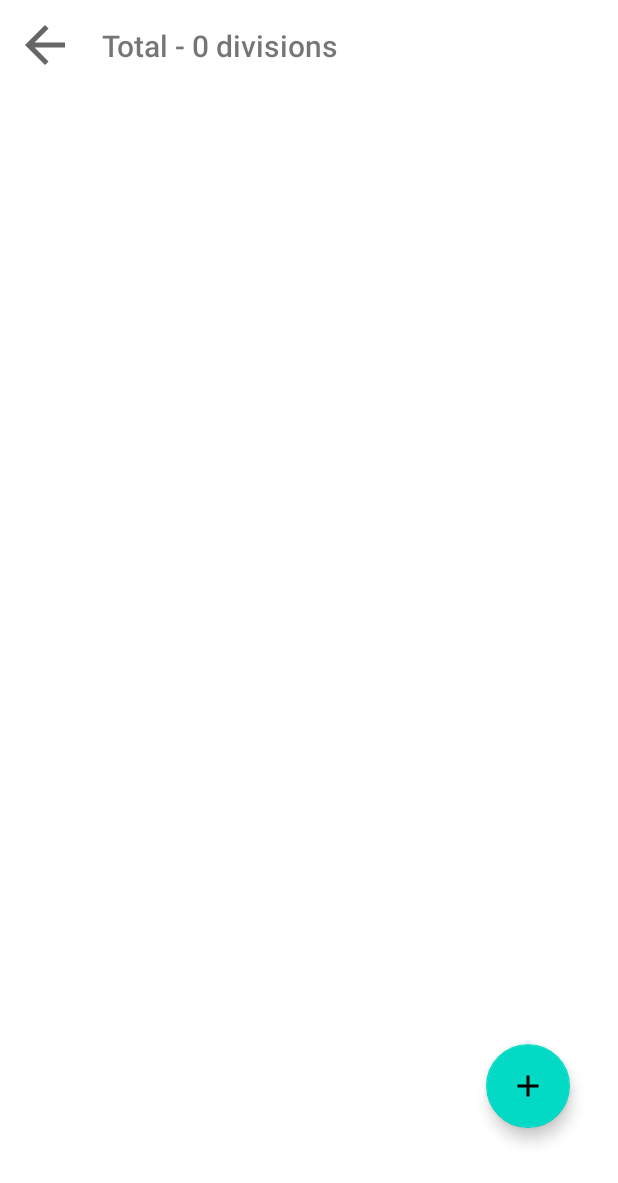
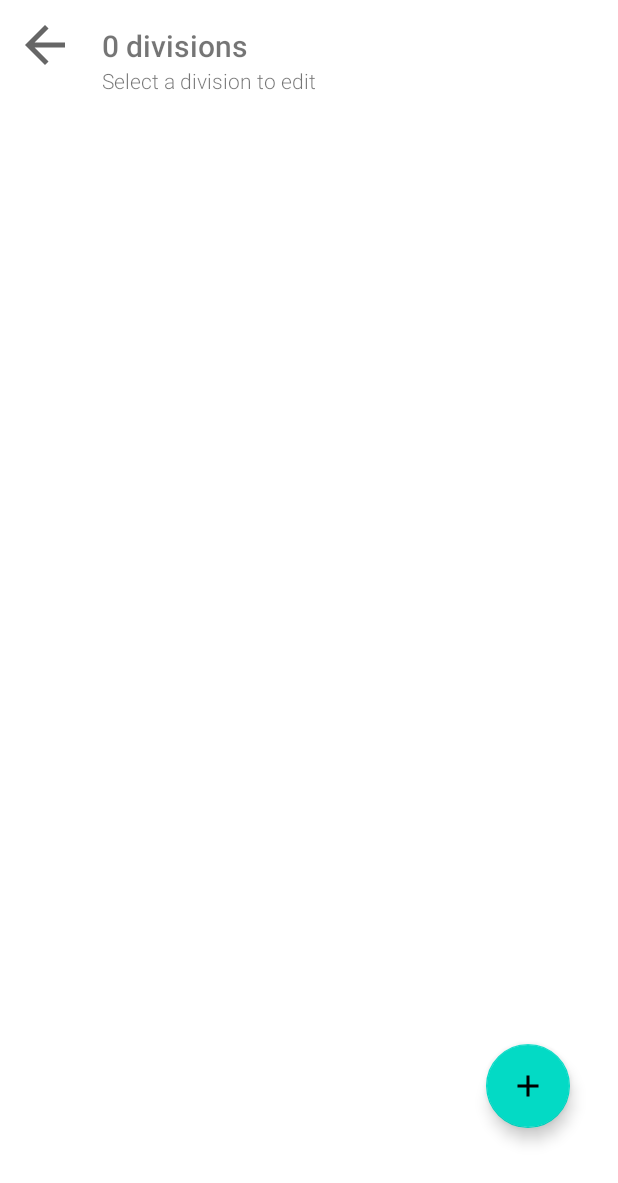
Before and after one commit to Gebort/SberScanner, an Android app: the DivisionListFragment screen opened through its navigation route, on a phone screen of 412 x 824 dp. Shown: the top 1183 px of the screen. Run offline under Robolectric (Android 15) with nearby library versions, the phone set to English and light mode, and no system bars; our stand-ins replace Firebase (no records; nobody signed in at launch, a user with empty details on screens opened directly); libraries missing offline, so code that uses them is left out: androidx.camera.core, androidx.camera.lifecycle, androidx.camera.view, com.afollestad.materialdialogs; 2 statements that could not run were skipped.

Commit message:
New fragment for edit

```diff
--- /dev/null
+++ b/app/src/main/java/com/example/sberqrscanner/presentation/division_edit/EditDivisionState.kt
@@ -0,0 +1,9 @@
+package com.example.sberqrscanner.presentation.division_edit
+
+import com.example.sberqrscanner.domain.model.Division
+
+data class EditDivisionState(
+    val selected: Division? = null,
+    val loading: Boolean = false
+) {
+}
--- /dev/null
+++ b/app/src/main/java/com/example/sberqrscanner/presentation/division_edit/SharedDivisionViewModel.kt
@@ -0,0 +1,53 @@
+package com.example.sberqrscanner.presentation.division_edit
+
+import androidx.lifecycle.ViewModel
+import androidx.lifecycle.viewModelScope
+import com.example.sberqrscanner.MyApp
+import com.example.sberqrscanner.data.util.Reaction
+import kotlinx.coroutines.flow.*
+import kotlinx.coroutines.launch
+
+class SharedDivisionViewModel: ViewModel() {
+
+    private val deleteDivision = MyApp.instance!!.deleteDivision
+
+    private val _state = MutableStateFlow(EditDivisionState())
+    val state = _state.asStateFlow()
+
+    private val _uiEvents = MutableSharedFlow<EditDivisionUiEvent>()
+    val uiEvents = _uiEvents.asSharedFlow()
+
+    fun onEvent(event: DivisionEditEvent){
+        when (event) {
+            is DivisionEditEvent.Select -> {
+                _state.value = state.value.copy(
+                    selected = event.division
+                )
+            }
+            is DivisionEditEvent.DeleteSelected -> {
+                state.value.selected?.let {
+                    viewModelScope.launch {
+                        _state.update { it.copy(loading = true) }
+                        when (val res = deleteDivision(it)) {
+                            is Reaction.Success -> {
+                                _uiEvents.emit(
+                                    EditDivisionUiEvent.Deleted(it)
+                                )
+                            }
+                            is Reaction.Error -> {
+                                _uiEvents.emit(
+                                    EditDivisionUiEvent.Error(res.error)
+                                )
+                            }
+                        }
+                        _state.update { it.copy(loading = false, selected = null) }
+                    }
+                }
+            }
+            is DivisionEditEvent.UpdateSelected -> {
+                //TODO update
+            }
+        }
+    }
+
+}
--- a/app/src/main/java/com/example/sberqrscanner/presentation/division_list/DivisionListEvent.kt
+++ b/app/src/main/java/com/example/sberqrscanner/presentation/division_list/DivisionListEvent.kt
@@ -4,5 +4,4 @@ import com.example.sberqrscanner.domain.model.Division
 
 sealed class DivisionListEvent{
     class InsertDivision(val division: Division): DivisionListEvent()
-    class DeleteDivision(val division: Division): DivisionListEvent()
 }
--- a/app/src/main/java/com/example/sberqrscanner/presentation/division_list/DivisionListFragment.kt
+++ b/app/src/main/java/com/example/sberqrscanner/presentation/division_list/DivisionListFragment.kt
@@ -19,6 +19,9 @@ import com.afollestad.materialdialogs.input.input
 import com.example.sberqrscanner.R
 import com.example.sberqrscanner.databinding.FragmentDivisionListBinding
 import com.example.sberqrscanner.domain.model.Division
+import com.example.sberqrscanner.presentation.division_edit.DivisionEditEvent
+import com.example.sberqrscanner.presentation.division_edit.EditDivisionUiEvent
+import com.example.sberqrscanner.presentation.division_edit.SharedDivisionViewModel
 import com.google.android.material.dialog.MaterialAlertDialogBuilder
 import com.google.android.material.snackbar.Snackbar
 import kotlinx.coroutines.flow.collect
@@ -33,6 +36,7 @@ class DivisionListFragment : Fragment() {
     private val binding get() = _binding!!
 
     private val model: DivisionListViewModel by activityViewModels()
+    private val modelSelect: SharedDivisionViewModel by activityViewModels()
     private var adapter: DivisionsListAdapter? = null
 
     override fun onCreateView(
@@ -47,7 +51,7 @@ class DivisionListFragment : Fragment() {
 
     override fun onViewCreated(view: View, savedInstanceState: Bundle?) {
         binding.recyclerView.layoutManager = LinearLayoutManager(activity?.applicationContext)
-        adapter = DivisionsListAdapter(::deleteDivision)
+        adapter = DivisionsListAdapter(::selectDivision)
         binding.recyclerView.adapter = adapter
         binding.buttonAdd.setOnClickListener {
             insertDivisionByDialog()
@@ -101,10 +105,32 @@ class DivisionListFragment : Fragment() {
                 }
             }
         }
+        lifecycleScope.launch {
+            repeatOnLifecycle(Lifecycle.State.STARTED) {
+                modelSelect.uiEvents.collect { uiEvent ->
+                    when (uiEvent) {
+                        is EditDivisionUiEvent.Deleted -> {
+                            Snackbar.make(
+                                binding.recyclerView,
+                                resources.getString(R.string.division_deleted, uiEvent.division),
+                                Snackbar.LENGTH_LONG
+                            )
+                                .setAction(R.string.undo) {
+                                    model.onEvent(DivisionListEvent.InsertDivision(uiEvent.division))
+                                }
+                                .show()
+                        }
+                        else -> {}
+                    }
+                }
+            }
+        }
     }
 
-    private fun deleteDivision(division: Division){
-        model.onEvent(DivisionListEvent.DeleteDivision(division))
+    private fun selectDivision(division: Division){
+        modelSelect.onEvent(DivisionEditEvent.Select(division))
+        val action = DivisionListFragmentDirections.actionDivisionListFragmentToEditDivisionFragment()
+        findNavController().navigate(action)
     }
 
     @SuppressLint("CheckResult")
--- /dev/null
+++ b/app/src/main/res/drawable/ic_download.xml
@@ -0,0 +1,5 @@
+<vector android:height="24dp" android:tint="?attr/colorControlNormal"
+    android:viewportHeight="24" android:viewportWidth="24"
+    android:width="24dp" xmlns:android="http://schemas.android.com/apk/res/android">
+    <path android:fillColor="@android:color/white" android:pathData="M5,20h14v-2H5V20zM19,9h-4V3H9v6H5l7,7L19,9z"/>
+</vector>
--- a/app/src/main/res/layout/fragment_division_list.xml
+++ b/app/src/main/res/layout/fragment_division_list.xml
@@ -37,14 +37,14 @@
             android:layout_width="0dp"
             android:layout_height="0dp"
             android:layout_marginStart="10dp"
-            android:layout_marginTop="16dp"
+            android:layout_marginTop="8dp"
             android:layout_marginEnd="10dp"
             android:layout_marginBottom="10dp"
             android:padding="10dp"
             app:layout_constraintBottom_toBottomOf="parent"
             app:layout_constraintEnd_toEndOf="parent"
             app:layout_constraintStart_toStartOf="parent"
-            app:layout_constraintTop_toBottomOf="@+id/button_back" />
+            app:layout_constraintTop_toBottomOf="@+id/textView" />
 
         <com.google.android.material.floatingactionbutton.FloatingActionButton
             android:id="@+id/button_add"
@@ -70,6 +70,15 @@
             app:layout_constraintStart_toStartOf="parent"
             app:layout_constraintTop_toTopOf="parent"
             app:srcCompat="@drawable/ic_back" />
+
+        <TextView
+            android:id="@+id/textView"
+            android:layout_width="wrap_content"
+            android:layout_height="wrap_content"
+            android:fontFamily="sans-serif-light"
+            android:text="@string/select_division"
+            app:layout_constraintStart_toStartOf="@+id/text_total_divisions"
+            app:layout_constraintTop_toBottomOf="@+id/text_total_divisions" />
     </androidx.constraintlayout.widget.ConstraintLayout>
 
 </androidx.coordinatorlayout.widget.CoordinatorLayout>
--- a/app/src/main/res/navigation/nav_main_graph.xml
+++ b/app/src/main/res/navigation/nav_main_graph.xml
@@ -9,7 +9,16 @@
         android:id="@+id/divisionListFragment"
         android:name="com.example.sberqrscanner.presentation.division_list.DivisionListFragment"
         android:label="fragment_division_list"
-        tools:layout="@layout/fragment_division_list" />
+        tools:layout="@layout/fragment_division_list" >
+        <action
+            android:id="@+id/action_divisionListFragment_to_editDivisionFragment"
+            app:destination="@id/editDivisionFragment"
+            app:enterAnim="@android:anim/slide_in_left"
+            app:exitAnim="@android:anim/slide_out_right"
+            app:popEnterAnim="@android:anim/slide_in_left"
+            app:popExitAnim="@android:anim/slide_out_right"
+            app:popUpTo="@id/divisionListFragment" />
+    </fragment>
     <fragment
         android:id="@+id/scannerFragment"
         android:name="com.example.sberqrscanner.presentation.scanner.ScannerFragment"
@@ -24,4 +33,9 @@
             app:popExitAnim="@android:anim/slide_out_right"
             app:popUpTo="@id/scannerFragment" />
     </fragment>
+    <fragment
+        android:id="@+id/editDivisionFragment"
+        android:name="com.example.sberqrscanner.presentation.division_edit.EditDivisionFragment"
+        android:label="fragment_edit_division"
+        tools:layout="@layout/fragment_edit_division" />
 </navigation>
--- a/app/src/main/res/values/strings.xml
+++ b/app/src/main/res/values/strings.xml
@@ -11,9 +11,14 @@
     <string name="error_happened">Error happened. Check your internet connection</string>
     <string name="division_deleted">Deleted - "%s"</string>
     <string name="start_scan">Start scanning</string>
-    <string name="total_divisions">Total - %d divisions</string>
-    <string name="out_of_divisions">%d out of %d divisions</string>
+    <string name="total_divisions">%d divisions</string>
+    <string name="out_of_divisions">%d out of %d</string>
     <string name="provide_camera">Please, provide the camera permission</string>
     <string name="division_checked">%s - checked</string>
     <string name="place_code_inside">Place the code inside</string>
+    <string name="export">Export</string>
+    <string name="select_division">Select a division to edit</string>
+    <string name="division_not_selected">Division not selected</string>
+    <string name="delete_division">Delete - %s?</string>
+    <string name="update">Update</string>
 </resources>
```
Also changed, not shown: app/src/main/java/com/example/sberqrscanner/presentation/division_edit/DivisionEditEvent.kt (added, +10 -0 lines), app/src/main/java/com/example/sberqrscanner/presentation/division_edit/EditDivisionFragment.kt (added, +126 -0 lines), app/src/main/java/com/example/sberqrscanner/presentation/division_edit/EditDivisionUiEvent.kt (added, +8 -0 lines), app/src/main/java/com/example/sberqrscanner/presentation/division_list/DivisionListViewModel.kt (+0 -26 lines), app/src/main/java/com/example/sberqrscanner/presentation/division_list/DivisionsListAdapter.kt (+6 -5 lines), app/src/main/res/layout/division_item.xml (+0 -9 lines), app/src/main/res/layout/fragment_edit_division.xml (added, +88 -0 lines), 1 other file.
